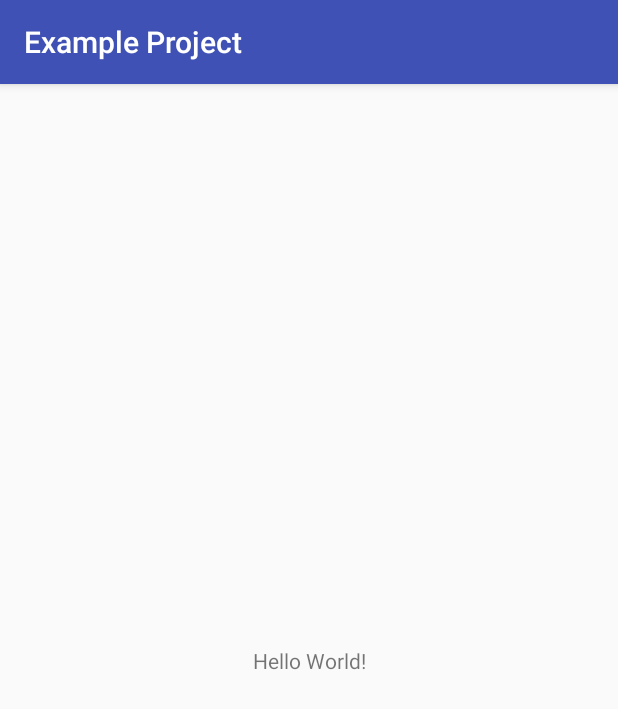
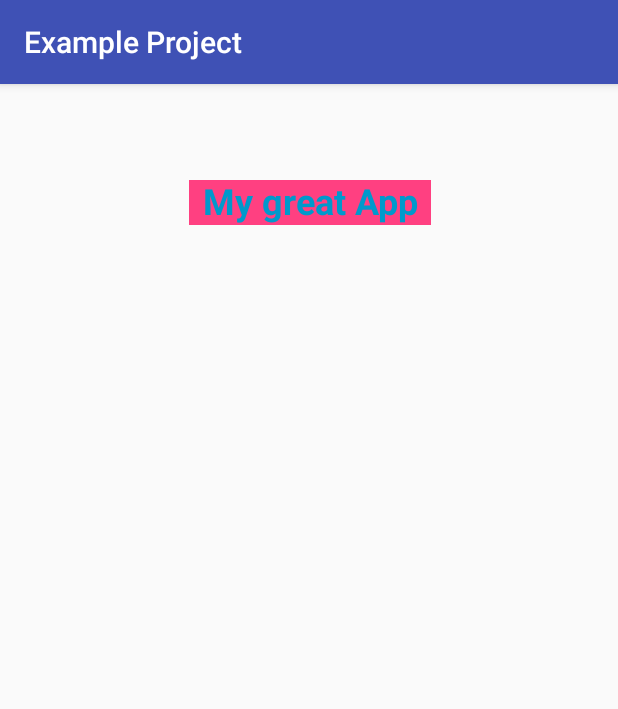
Before and after one commit to anderson-ca/ExampleApp, an Android app: the screen it shows after launch (MainActivity), on a phone screen of 412 x 824 dp. Shown: the top 709 px of the screen. Run offline under Robolectric (Android 15) with nearby library versions, the phone set to English and light mode, and no system bars.

Commit message:
add colorful font to main view

```diff
--- a/app/src/main/res/layout/activity_main.xml
+++ b/app/src/main/res/layout/activity_main.xml
@@ -6,13 +6,23 @@
     android:layout_height="match_parent"
     tools:context="com.myappcompany.rob.exampleproject.MainActivity">
 
-    <TextView
-        android:layout_width="wrap_content"
-        android:layout_height="wrap_content"
-        android:text="Hello World!"
-        app:layout_constraintBottom_toBottomOf="parent"
-        app:layout_constraintLeft_toLeftOf="parent"
-        app:layout_constraintRight_toRightOf="parent"
+    <EditText
+        android:id="@+id/editText"
+        android:layout_width="161dp"
+        android:layout_height="30dp"
+        android:layout_marginTop="64dp"
+        android:background="?attr/colorAccent"
+        android:ems="10"
+        android:gravity="top|center"
+        android:inputType="textPersonName"
+        android:lineSpacingExtra="18sp"
+        android:text="My great App"
+        android:textColor="@android:color/holo_blue_dark"
+        android:textSize="24sp"
+        android:textStyle="bold"
+        android:typeface="normal"
+        app:layout_constraintEnd_toEndOf="parent"
+        app:layout_constraintHorizontal_bias="0.502"
+        app:layout_constraintStart_toStartOf="parent"
         app:layout_constraintTop_toTopOf="parent" />
-
 </android.support.constraint.ConstraintLayout>
```
